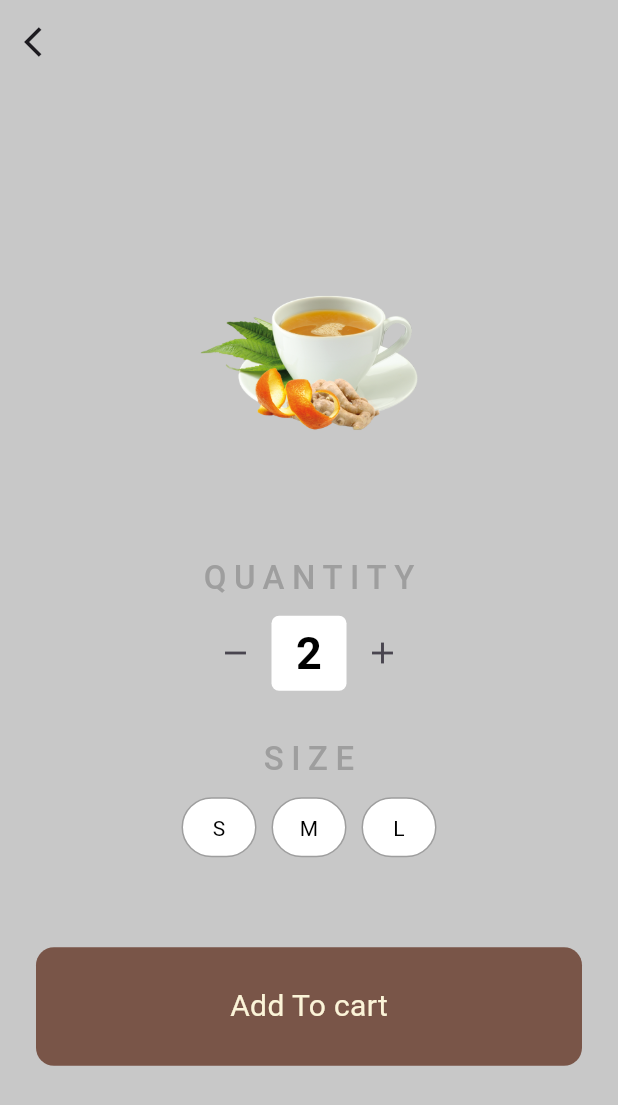
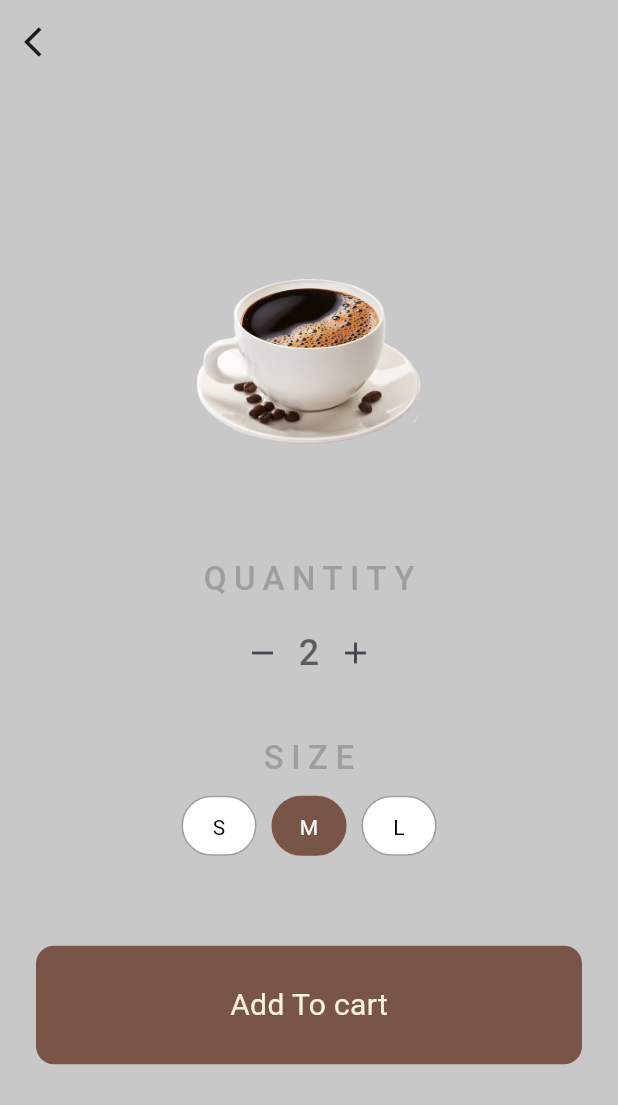
Before and after one commit to mohammedmaher3333333/coffee_shop, a Flutter app: the DrinkOrderSpecifications screen opened directly with empty values, after a tap on the "add" icon, on a phone screen of 412 x 824 dp. Shown: the top 1105 px of the screen. Run offline on Flutter 3.47's test engine with Material 3 defaults, Android fonts, the phone set to English and light mode, and no system bars; our stand-ins replace flutter_bloc, go_router, google_nav_bar.

Commit message:
edit project add item and edit cart and model and cubit

```diff
--- a/lib/core/coffee_cubit/coffee_cubit.dart
+++ b/lib/core/coffee_cubit/coffee_cubit.dart
@@ -1,5 +1,4 @@
 import 'package:coffee_shop/core/utils/assets.dart';
-import 'package:coffee_shop/features/home/data/models/request_drink_model.dart';
 import 'package:flutter/material.dart';
 import 'package:flutter_bloc/flutter_bloc.dart';
 
@@ -10,96 +9,141 @@ part 'coffee_state.dart';
 class CoffeeCubit extends Cubit<CoffeeState> {
   CoffeeCubit() : super(CoffeeInitial());
 
-  // coffee for sale list
+  // قائمة المشروبات
   final List<CoffeeModel> _shop = [
-    // black coffee
     CoffeeModel(
       name: 'black Coffee',
-      price: '4.10',
+      price: 10.0,
       imagePath: AssetsData.blackCoffee,
     ),
-    // latte
+    CoffeeModel(
+      name: 'cold Coffee',
+      price: 8.0,
+      imagePath: AssetsData.coldCoffee,
+    ),
     CoffeeModel(
       name: 'latte',
-      price: '6.20',
+      price: 15.0,
+      imagePath: AssetsData.latte,
+    ),
+    CoffeeModel(
+      name: 'iced latte',
+      price: 20.0,
       imagePath: AssetsData.icedLatte,
     ),
-    // espresso
     CoffeeModel(
       name: 'espresso',
-      price: '3.40',
+      price: 30.0,
       imagePath: AssetsData.espresso,
     ),
-    // Hot Chocolate
     CoffeeModel(
       name: 'hot Chocolate',
-      price: '7.10',
+      price: 70.0,
       imagePath: AssetsData.hotChocolate,
+    ),
+    CoffeeModel(
+      name: 'orange coffee',
+      price: 40.0,
+      imagePath: AssetsData.orangeCoffee,
     ),
   ];
 
-  //user cart
+  // سلة المستخدم
   final List<CoffeeModel> _userCart = [];
 
-  //get coffee list
+  // الحصول على قائمة المشروبات
   List<CoffeeModel> get coffeeShop => _shop;
 
-  //get user cart
+  // الحصول على سلة المستخدم
   List<CoffeeModel> get userCurt => _userCart;
 
-  // add item to cart
-  void addItemToCart(CoffeeModel coffeeModel) {
-    _userCart.add(coffeeModel); // add item
-    emit(CoffeeAddItem()); // تحديث الحالة
+// إضافة عنصر إلى السلة
+  void addItemToCart(CoffeeModel cartItem) {
+    _userCart.add(cartItem);
+    calculateTotalPrice();
+    emit(CoffeeAddItem());
   }
 
-  // remove item from cart
-  void removeItemFromCart(CoffeeModel coffeeModel) {
-    _userCart.remove(coffeeModel);
+  // إزالة عنصر من السلة
+  void removeItemFromCart(CoffeeModel cartItem) {
+    _userCart.remove(cartItem);
+    calculateTotalPrice();
     emit(CoffeeRemoveItem());
   }
 
-  // count Request drinks
-  int countDrinks = 1;
+  // // جلب العنصر من السلة باستخدام الفهرس
+  // CoffeeModel? getCartItem(int index) {
+  //   if (index >= 0 && index < _userCart.length) {
+  //     return _userCart[index];
+  //   }
+  //   return null;
+  // }
 
-  void incrementCount() {
-    if (countDrinks < 10) {
-      countDrinks += 1;
+  void getItemQuantity(CoffeeModel cartItem) {
+    final index = _shop.indexOf(cartItem);
+     _shop[index].quantity;
+    emit(CoffeeGetCountDrinks());
+  }
+
+  // زيادة كمية العنصر
+  void incrementItemQuantity(CoffeeModel cartItem) {
+    final index = _shop.indexOf(cartItem);
+    if (index != -1 && _shop[index].quantity < 10) {
+      _shop[index].quantity += 1;
+      calculateTotalPrice();
       emit(CoffeeIncrementCountDrinks());
     }
   }
 
-  void decrementCount() {
-    if (countDrinks > 1) {
-      countDrinks -= 1;
+  // تقليل كمية العنصر
+  void decrementItemQuantity(CoffeeModel cartItem) {
+    final index = _shop.indexOf(cartItem);
+    if (index != -1 && _shop[index].quantity > 1) {
+      _shop[index].quantity -= 1;
+      calculateTotalPrice();
       emit(CoffeeDecrementCountDrinks());
     }
   }
 
-  // Chose size drink
-
-  bool isSelected = true;
-  String selectedSize = '';
+  // تغيير حجم المشروب
+  String selectedSize = 'M';
 
   void changeSelectedSize({required String newSelected}) {
     selectedSize = newSelected;
     emit(CoffeeChangeSelectedSize());
   }
 
-  // request Drinks Cart
-  final List<RequestDrinkModel> _requestDrinksCart = [];
+  // // حساب المجموع الكلي
+  // double totalPrice = 0.0;
+  //
+  // void calculateTotalPrice() {
+  //   totalPrice = 0.0;
+  //   for (var item in _userCart) {
+  //     totalPrice += item.price * item.quantity;
+  //   }
+  //   print(' total price ${totalPrice}');
+  //   emit(CoffeeCalculateTotalSale());
+  // }
 
-  void addItemToCart1(RequestDrinkModel requestDrinkModel) {
-    _requestDrinksCart.add(requestDrinkModel);
-    emit(CoffeeAddItem());
+  // حساب المجموع الكلي
+  double totalPrice = 0.0;
+
+  void calculateTotalPrice() {
+    totalPrice = 0.0;
+    for (var item in _userCart) {
+      double itemPrice = item.price;
+
+      // تعديل السعر بناءً على الحجم
+      if (item.size == 'S') {
+        itemPrice *= 0.90; // خصم 10%
+      } else if (item.size == 'L') {
+        itemPrice *= 1.10; // زيادة 10%
+      }
+
+      totalPrice += itemPrice * item.quantity;
+    }
+
+    print('Total price: $totalPrice');
+    emit(CoffeeCalculateTotalSale());
   }
-
-  // remove item from cart
-  void removeItemFromCart1(RequestDrinkModel requestDrinkModel) {
-    _requestDrinksCart.remove(requestDrinkModel);
-    emit(CoffeeRemoveItem());
-  }
-
-  //get requestDrinks cart
-  List<RequestDrinkModel> get requestDrinksCart => _requestDrinksCart;
 }
--- a/lib/core/coffee_cubit/coffee_state.dart
+++ b/lib/core/coffee_cubit/coffee_state.dart
@@ -14,8 +14,13 @@ final class CoffeeRemoveItem extends CoffeeState {}
 final class CoffeeIncrementCountDrinks extends CoffeeState {}
 
 final class CoffeeDecrementCountDrinks extends CoffeeState {}
+final class CoffeeGetCountDrinks extends CoffeeState {}
 
 
 // size Request drinks
 
 final class CoffeeChangeSelectedSize extends CoffeeState {}
+
+// calculate total sale
+
+final class CoffeeCalculateTotalSale extends CoffeeState {}
--- a/lib/core/utils/assets.dart
+++ b/lib/core/utils/assets.dart
@@ -1,6 +1,9 @@
 class AssetsData {
-  static const blackCoffee = 'assets/images/black_coffee.png';
+  static const blackCoffee = 'assets/images/BlackCoffee.png';
+  static const orangeCoffee = 'assets/images/orange_coffee.png';
   static const espresso = 'assets/images/espresso.png';
   static const hotChocolate = 'assets/images/Hot_Chocolate.jpg';
   static const icedLatte = 'assets/images/iced_latte.png';
+  static const coldCoffee = 'assets/images/ColdCoffee.png';
+  static const latte = 'assets/images/Latte.png';
 }
--- a/lib/core/utils/styles.dart
+++ b/lib/core/utils/styles.dart
@@ -13,7 +13,6 @@ abstract class Styles {
   static const textStyle18 = TextStyle(
     fontSize: 18,
     fontWeight: FontWeight.w300,
-
   );
   static const TextStyle textStyle22 = TextStyle(
     fontSize: 22,
@@ -21,6 +20,11 @@ abstract class Styles {
     color: Colors.grey,
     letterSpacing: 5,
   );
+  static const TextStyle textStyle24 = TextStyle(
+    fontSize: 24,
+    fontWeight: FontWeight.w500,
+    color: Colors.black54,
+  );
   static const textStyle14 = TextStyle(
     fontSize: 14,
     fontWeight: FontWeight.normal,
--- a/lib/features/cart/presentation/views/widgets/custom_cart_list_tile.dart
+++ b/lib/features/cart/presentation/views/widgets/custom_cart_list_tile.dart
@@ -29,7 +29,7 @@ class CustomCartListTile extends StatelessWidget {
           coffeeCubit.userCurt[index].name,
         ),
         subtitle: Text(
-          coffeeCubit.userCurt[index].price,
+          coffeeCubit.userCurt[index].price.toString(),
         ),
         leading: SizedBox(
           width: 40,
--- a/lib/features/home/data/models/coffee_model.dart
+++ b/lib/features/home/data/models/coffee_model.dart
@@ -1,7 +1,15 @@
-class CoffeeModel{
+class CoffeeModel {
   final String name;
-  final String price;
+  final double price;
   final String imagePath;
+  String size;
+  int quantity;
 
-  CoffeeModel({required this.name, required this.price, required this.imagePath});
+  CoffeeModel({
+    required this.name,
+    required this.price,
+    required this.imagePath,
+    this.size='M',
+    this.quantity=1,
+  });
 }
--- a/lib/features/home/data/models/request_drink_model.dart
+++ /dev/null
@@ -1,16 +0,0 @@
-class RequestDrinkModel {
-  final String name;
-  final String price;
-  final String imagePath;
-
-  final String drinkSize;
-  final int countDrinkRequest;
-
-  RequestDrinkModel({
-    required this.name,
-    required this.price,
-    required this.imagePath,
-    required this.drinkSize,
-    required this.countDrinkRequest,
-  });
-}
--- a/lib/features/shop/presentation/views/widgets/choose_count_drinks.dart
+++ b/lib/features/shop/presentation/views/widgets/choose_count_drinks.dart
@@ -1,14 +1,20 @@
 import 'package:coffee_shop/core/coffee_cubit/coffee_cubit.dart';
 import 'package:coffee_shop/core/utils/styles.dart';
+import 'package:coffee_shop/features/home/data/models/coffee_model.dart';
 import 'package:flutter/material.dart';
+import 'package:flutter_bloc/flutter_bloc.dart';
 
 class ChooseCountDrinks extends StatelessWidget {
+  final CoffeeModel cartItem;
+  final Function(CoffeeModel) increment;
+  final Function(CoffeeModel) decrement;
+
   const ChooseCountDrinks({
-    super.key,
-    required this.coffeeCubit,
-  });
-
-  final CoffeeCubit coffeeCubit;
+    Key? key,
+    required this.cartItem,
+    required this.increment,
+    required this.decrement,
+  }) : super(key: key);
 
   @override
   Widget build(BuildContext context) {
@@ -16,32 +22,24 @@ class ChooseCountDrinks extends StatelessWidget {
       mainAxisAlignment: MainAxisAlignment.center,
       children: [
         IconButton(
+          icon: const Icon(Icons.remove),
           onPressed: () {
-            coffeeCubit.decrementCount();
+            decrement(cartItem);
           },
-          icon: const Icon(Icons.remove),
         ),
-        SizedBox(
-          width: 50,
-          height: 50,
-          child: Container(
-            decoration: BoxDecoration(
-              color: Colors.white,
-              borderRadius: BorderRadius.circular(5),
-            ),
-            child: Center(
-                child: Text(
-                  '${coffeeCubit.countDrinks}',
-                  style: Styles.textStyle30
-                      .copyWith(color: Colors.black),
-                )),
-          ),
+        BlocBuilder<CoffeeCubit, CoffeeState>(
+          builder: (context, state) {
+            return Text(
+              '${cartItem.quantity}', // عرض الكمية
+              style: Styles.textStyle24,
+            );
+          },
         ),
         IconButton(
+          icon: const Icon(Icons.add),
           onPressed: () {
-            coffeeCubit.incrementCount();
+            increment(cartItem);
           },
-          icon: const Icon(Icons.add),
         ),
       ],
     );
--- a/lib/features/shop/presentation/views/widgets/custom_coffee_list_tile.dart
+++ b/lib/features/shop/presentation/views/widgets/custom_coffee_list_tile.dart
@@ -29,7 +29,7 @@ class CustomCoffeeListTile extends StatelessWidget {
           coffeeCubit.coffeeShop[index].name,
         ),
         subtitle: Text(
-          coffeeCubit.coffeeShop[index].price,
+          coffeeCubit.coffeeShop[index].price.toString(),
         ),
         leading: SizedBox(
           width: 50,
--- a/lib/features/shop/presentation/views/widgets/drink_order_specifications.dart
+++ b/lib/features/shop/presentation/views/widgets/drink_order_specifications.dart
@@ -15,7 +15,9 @@ class DrinkOrderSpecifications extends StatelessWidget {
 
   @override
   Widget build(BuildContext context) {
-    final int index = GoRouterState.of(context).extra! as int;
+    final int index = GoRouterState.of(context).extra as int;
+    final coffeeCubit = BlocProvider.of<CoffeeCubit>(context);
+    final cartItem = coffeeCubit.coffeeShop[index];
 
     return Scaffold(
       appBar: AppBar(
@@ -27,10 +29,7 @@ class DrinkOrderSpecifications extends StatelessWidget {
           },
         ),
       ),
-      body: BlocBuilder<CoffeeCubit, CoffeeState>(
-        builder: (context, state) {
-          var coffeeCubit = BlocProvider.of<CoffeeCubit>(context);
-          return Padding(
+      body: Padding(
         padding: const EdgeInsets.all(24.0),
         child: Column(
           mainAxisAlignment: MainAxisAlignment.center,
@@ -38,54 +37,31 @@ class DrinkOrderSpecifications extends StatelessWidget {
           children: [
             Image(
               width: 150,
-                  image: AssetImage(
-                    coffeeCubit.coffeeShop[index].imagePath,
+              image: AssetImage(cartItem.imagePath),
             ),
+            const SizedBox(height: 50),
+            const Text('QUANTITY', style: Styles.textStyle22),
+            const SizedBox(height: 10),
+            ChooseCountDrinks(
+              cartItem: cartItem,
+              increment: (item) => coffeeCubit.incrementItemQuantity(cartItem),
+              decrement: (item) => coffeeCubit.decrementItemQuantity(cartItem),
             ),
-                const SizedBox(
-                  height: 50,
-                ),
-                const Text(
-                  'QUANTITY',
-                  style: Styles.textStyle22,
-                ),
-                const SizedBox(
-                  height: 10,
-                ),
-                ChooseCountDrinks(coffeeCubit: coffeeCubit),
-                const SizedBox(
-                  height: 30,
-                ),
-                const Text(
-                  'SIZE',
-                  style: Styles.textStyle22,
-                ),
-                const SizedBox(
-                  height: 10,
-                ),
+            const SizedBox(height: 30),
+            const Text('SIZE', style: Styles.textStyle22),
+            const SizedBox(height: 10),
             const CustomSizeDrinkSelector(),
-                const SizedBox(
-                  height: 60,
-                ),
+            const SizedBox(height: 60),
             CustomButton(
               text: 'Add To cart',
               onTap: () {
-                    coffeeCubit.addItemToCart(
-                      coffeeCubit.coffeeShop[index],
-                    );
-
-                    CustomShowSnackBar.show(
-                      context,
-                      'Successfully added to cart',
-                    );
-
+                coffeeCubit.addItemToCart(cartItem);
+                CustomShowSnackBar.show(context, 'Successfully added to cart');
                 Navigator.pop(context);
               },
             ),
           ],
         ),
-          );
-        },
       ),
     );
   }
```
Also changed, not shown: lib/features/cart/data/models/cart_item_model.dart (added, +13 -0 lines), lib/features/cart/presentation/views/cart_view.dart (+25 -6 lines), assets/images/BlackCoffee.png (added), assets/images/ColdCoffee.png (added), assets/images/Latte.png (added), assets/images/bg.png (added), assets/images/espresso.png, assets/images/orange_coffee.png (renamed from assets/images/black_coffee.png). Lines whose indentation alone changed are shown as unchanged.
